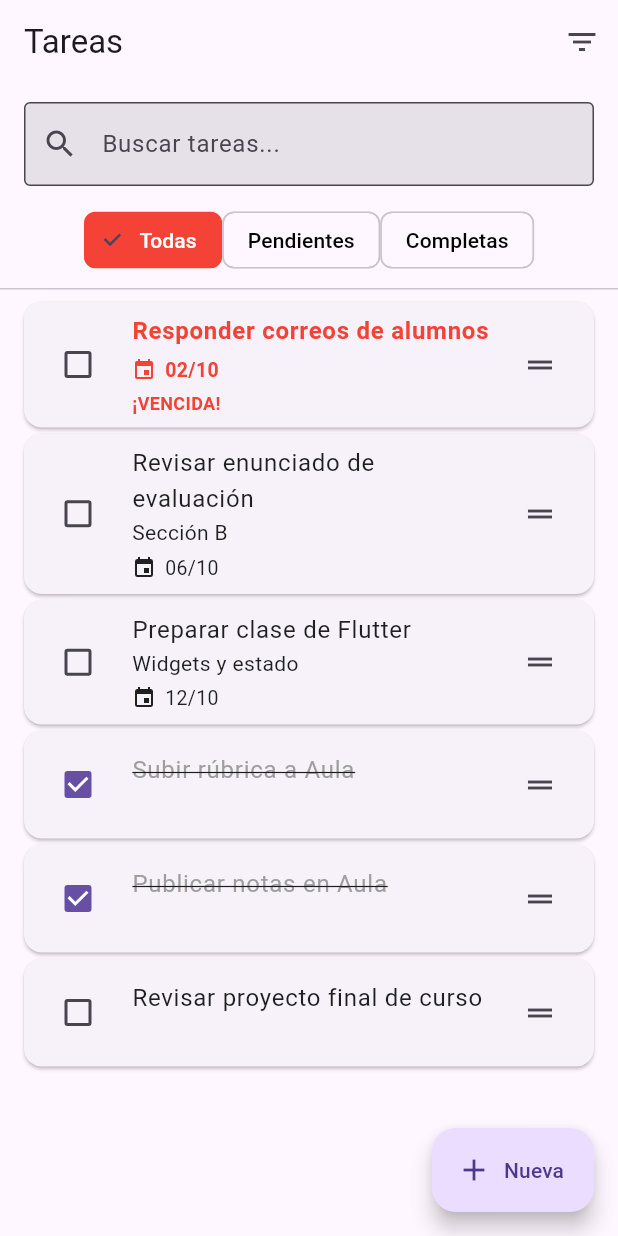
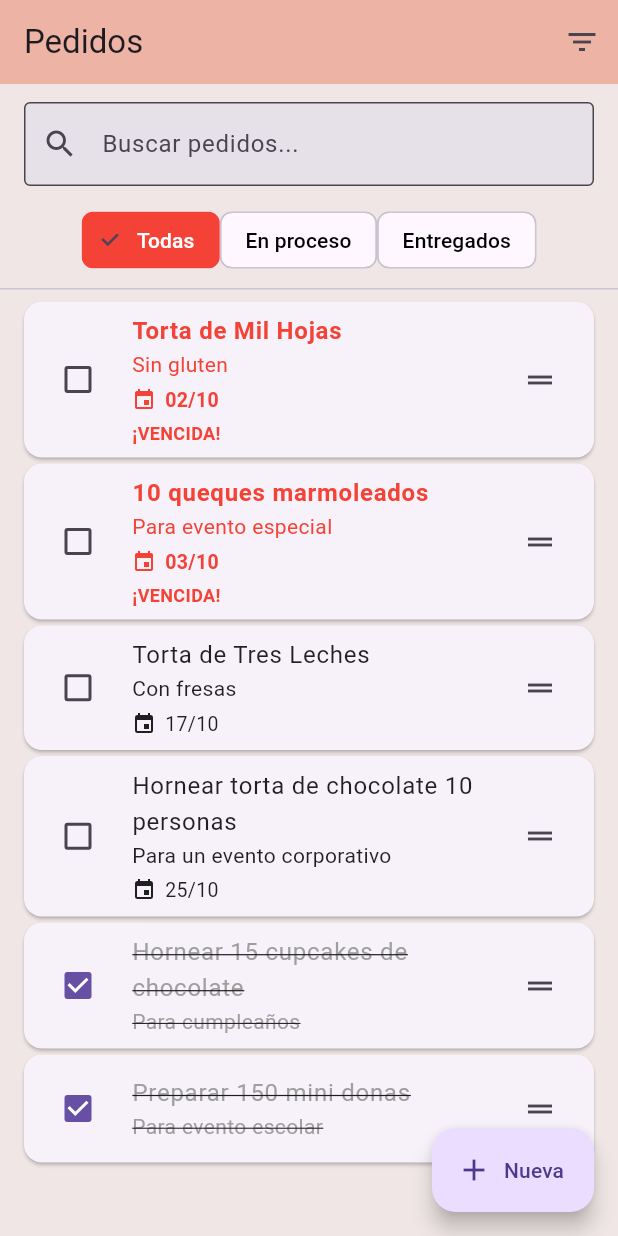
Before and after one commit to Bastian4raya/Eva_02_aplicacionesmovilesIOT, a Flutter app: the TaskScreen screen opened directly, on a phone screen of 412 x 824 dp. Run offline on Flutter 3.47's test engine with Material 3 defaults, Android fonts, the phone set to English and light mode, and no system bars; network calls fail.

Commit message:
Modificacion en la app

```diff
--- a/lib/controllers/task_contoller.dart
+++ b/lib/controllers/task_contoller.dart
@@ -8,35 +8,38 @@ class TaskController extends ChangeNotifier {
   // Lista privada de tareas iniciales (6 de ejemplo: 2 completadas, 2 pendientes con fecha, 2 sin fecha)
   final List<Task> _tasks = [
     Task(
-      title: 'Revisar enunciado de evaluación',
-      note: 'Sección B',
-      due: DateTime.now().add(const Duration(days: 1)), // Vence mañana
+      title: 'Hornear torta de chocolate 10 personas',
+      note: 'Para un evento corporativo',
+      due: DateTime.now().add(const Duration(days: 20)),
     ),
     Task(
-      title: 'Subir rúbrica a Aula',
-      done: true, // Tarea ya completada
+      title: 'Hornear 15 cupcakes de chocolate',
+      note: 'Para cumpleaños',
+      done: true,
     ),
     Task(
-      title: 'Responder correos de alumnos',
-      due: DateTime.now().subtract(const Duration(days: 3)), // Vencida (hace 3 días)
+      title: 'Torta de Mil Hojas',
+      note: 'Sin gluten',
+      due: DateTime.now().subtract(const Duration(days: 3)),
     ),
     Task(
-      title: 'Preparar clase de Flutter',
-      note: 'Widgets y estado',
-      due: DateTime.now().add(const Duration(days: 7)), // Vence en una semana
+      title: 'Torta de Tres Leches',
+      note: 'Con fresas',
+      due: DateTime.now().add(const Duration(days: 12)),
     ),
     Task(
-      title: 'Publicar notas en Aula',
-      done: true, // Tarea ya completada
+      title: 'Preparar 150 mini donas',
+      note: 'Para evento escolar',
+      done: true,
     ),
     Task(
-      title: 'Revisar proyecto final de curso', // Sin fecha de vencimiento
+      title: '10 queques marmoleados',
+      note: 'Para evento especial',
+      due: DateTime.now().subtract(const Duration(days: 2))
     ),
   ];
 
-  // Texto para búsqueda
   String _query = '';
-  // Filtro actual (todas, pendientes o completadas)
   TaskFilter _filter = TaskFilter.all;
 
   // ----- Lecturas (getters) -----
--- a/lib/task_screen.dart
+++ b/lib/task_screen.dart
@@ -38,7 +38,8 @@ class _TaskScreenState extends State<TaskScreen> {
         final items = _ctrl.filtered;
         return Scaffold(
           appBar: AppBar(
-            title: const Text("Tareas"),
+            title: const Text("Pedidos"),
+            backgroundColor: const Color.fromARGB(255, 237, 179, 165),
             actions: [
               FilterMenuButton(value: _ctrl.filter, onChanged: _ctrl.setFilter),
             ],
@@ -48,7 +49,7 @@ class _TaskScreenState extends State<TaskScreen> {
                 _ctrl.add(title, note: note, due: due),
             onCreated: (ctx) => ScaffoldMessenger.of(
               ctx,
-            ).showSnackBar(const SnackBar(content: Text("Tarea Creada"))),
+            ).showSnackBar(const SnackBar(content: Text("Pedido Creado"))),
           ),
           body: SafeArea(
             child: Column(
@@ -69,7 +70,7 @@ class _TaskScreenState extends State<TaskScreen> {
                           onDelete: (t) {
                             _ctrl.remove(t);
                             ScaffoldMessenger.of(context).showSnackBar(
-                              const SnackBar(content: Text("Tarea Eliminada")),
+                              const SnackBar(content: Text("Pedido Eliminado")),
                             );
                           },
                           dateFormatter: formatShortDate,
--- a/lib/widgets/taskWidgets/filter_chips_row.dart
+++ b/lib/widgets/taskWidgets/filter_chips_row.dart
@@ -32,8 +32,8 @@ class FilterChipsRow extends StatelessWidget {
         spacing: 0,
         children: [
           chip("Todas", TaskFilter.all),
-          chip("Pendientes", TaskFilter.pending),
-          chip("Completas", TaskFilter.done)
+          chip("En proceso", TaskFilter.pending),
+          chip("Entregados", TaskFilter.done)
         ],
       ),
       );
--- a/lib/widgets/taskWidgets/search_field.dart
+++ b/lib/widgets/taskWidgets/search_field.dart
@@ -16,7 +16,7 @@ class SearchField extends StatelessWidget {
         onChanged: onChanged,
         textInputAction: TextInputAction.search,
         decoration: const InputDecoration(
-          hintText: "Buscar tareas...",
+          hintText: "Buscar pedidos...",
           prefixIcon: Icon(Icons.search),
           border: OutlineInputBorder(),
           filled: true
```
Also changed, not shown: lib/login_fields.dart (+4 -4 lines), lib/login_screen.dart (+12 -11 lines), lib/main.dart (+5 -3 lines).
